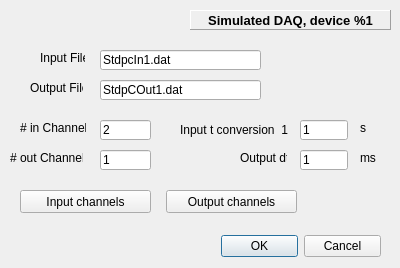
Qt form src/gui/SimulDAQDlg.ui (CompEphys-team/stdpc) before a commit.
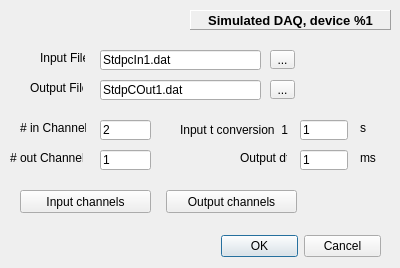
The same form after that commit.

Commit message: Added browse button to SimulDAQ dialog

What changed in the file:
```diff
--- a/src/gui/SimulDAQDlg.ui
+++ b/src/gui/SimulDAQDlg.ui
@@ -281,6 +281,32 @@
     <string>Input channels</string>
    </property>
   </widget>
+  <widget class="QToolButton" name="InputFileB">
+   <property name="geometry">
+    <rect>
+     <x>270</x>
+     <y>50</y>
+     <width>25</width>
+     <height>19</height>
+    </rect>
+   </property>
+   <property name="text">
+    <string>...</string>
+   </property>
+  </widget>
+  <widget class="QToolButton" name="OutputFileB">
+   <property name="geometry">
+    <rect>
+     <x>270</x>
+     <y>80</y>
+     <width>25</width>
+     <height>19</height>
+    </rect>
+   </property>
+   <property name="text">
+    <string>...</string>
+   </property>
+  </widget>
  </widget>
  <resources/>
  <connections>
```
The commit also changes 2 other files.
